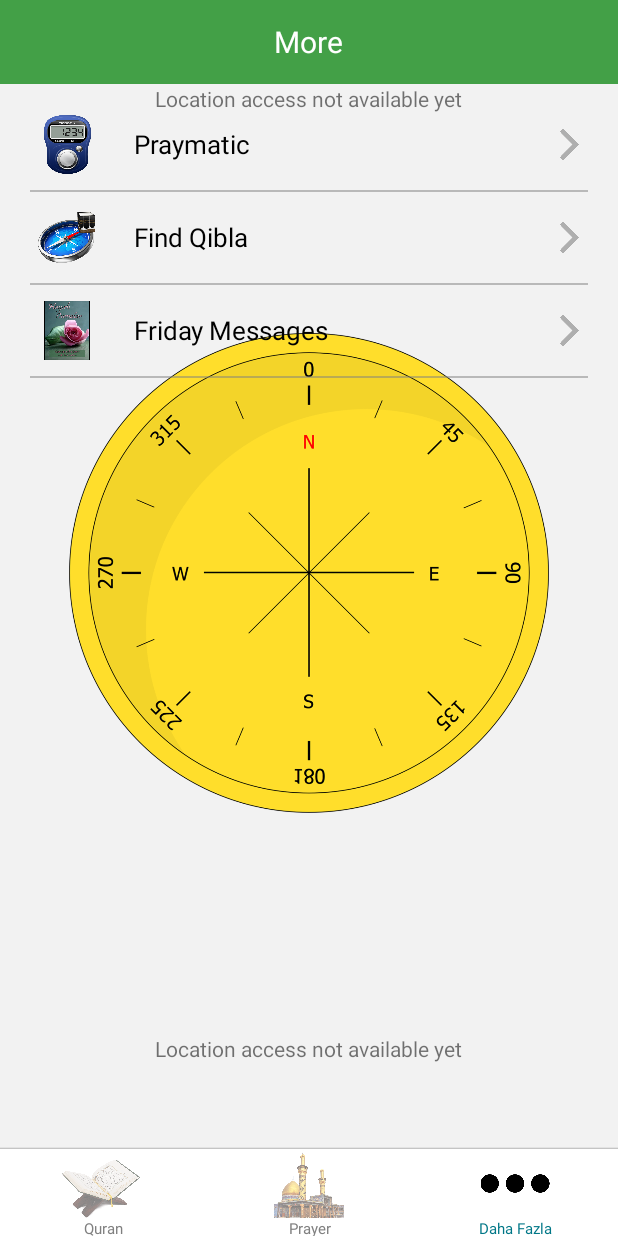
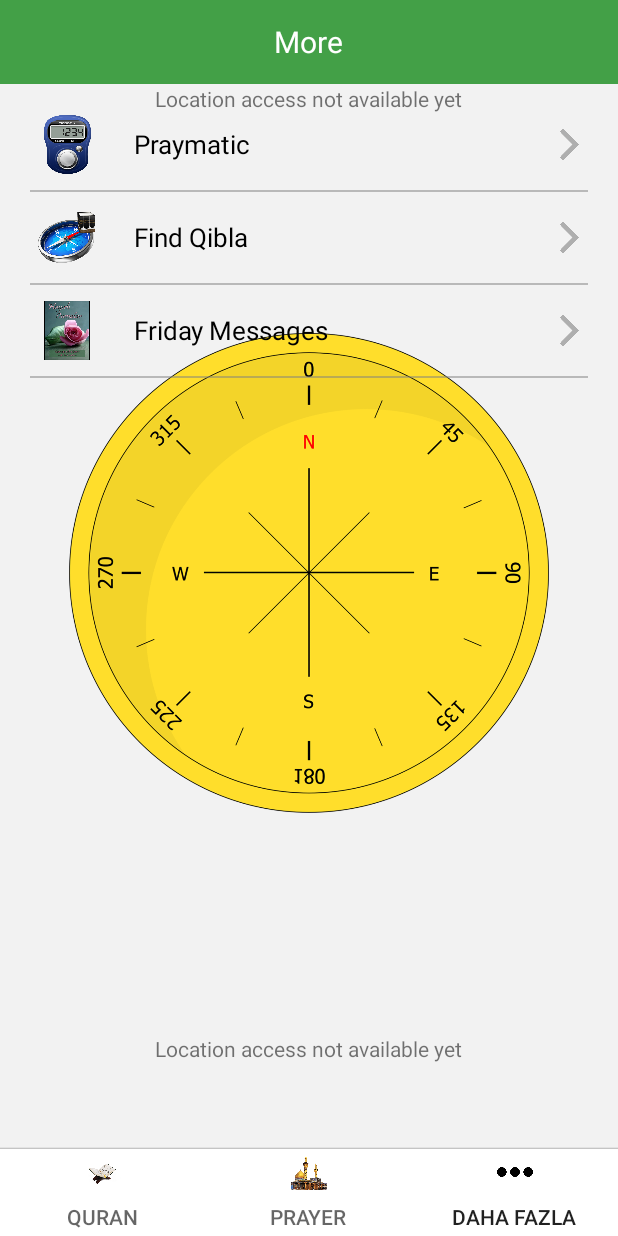
Before and after one commit to devlerLigi/KuranEzan, an Android app: the fragment KibleBulFragment placed in its activity, item 3 of the bottom bar chosen, on a phone screen of 412 x 824 dp. Run offline under Robolectric (Android 15) with nearby library versions, the phone set to English and light mode, and no system bars; our stand-ins replace ButterKnife; libraries missing offline, so code that uses them is left out: com.crashlytics.android, fr.castorflex.android, io.fabric.sdk; plain views replace SmoothProgressBar; pictures from the network do not load; Roboto replaces fonts that are not available here; 1 statement that could not run was skipped.

Commit message:
kible bul devam ediyor.

```diff
--- a/app/src/main/java/com/uren/kuranezan/MainActivity.java
+++ b/app/src/main/java/com/uren/kuranezan/MainActivity.java
@@ -1,6 +1,7 @@
 package com.uren.kuranezan;
 
 import android.content.SharedPreferences;
+import android.graphics.PorterDuff;
 import android.support.design.widget.TabLayout;
 import android.support.v4.app.Fragment;
 import android.support.v4.app.FragmentActivity;
@@ -143,8 +144,14 @@ public class MainActivity extends FragmentActivity
             for (int i = 0; i < TABS.length; i++) {
                 bottomTabLayout.addTab(bottomTabLayout.newTab());
                 TabLayout.Tab tab = bottomTabLayout.getTabAt(i);
-                if (tab != null)
-                    tab.setCustomView(getTabView(i));
+
+                if(tab != null) {
+                    tab.setIcon(mTabIconsSelected[i]);
+                    tab.setText(TABS[i]);
+                }
+
+                /*if (tab != null)
+                    tab.setCustomView(getTabView(i));*/
             }
         }
 
@@ -183,14 +190,15 @@ public class MainActivity extends FragmentActivity
 
         for (int i = 0; i < TABS.length; i++) {
             TabLayout.Tab selectedTab = bottomTabLayout.getTabAt(i);
-            View customView = selectedTab.getCustomView();
+
+            /*View customView = selectedTab.getCustomView();
             TextView tabDescription = (TextView) customView.findViewById(R.id.tabDesc);
 
             if (position != i) {
                 tabDescription.setTextColor(getResources().getColor(R.color.gray));
             } else {
                 tabDescription.setTextColor(getResources().getColor(R.color.fab_color_pressed));
-            }
+            }*/
         }
 
     }
--- a/app/src/main/java/com/uren/kuranezan/MainFragments/TabDiger/SubFragments/CumaMesajlariFragment.java
+++ b/app/src/main/java/com/uren/kuranezan/MainFragments/TabDiger/SubFragments/CumaMesajlariFragment.java
@@ -4,6 +4,7 @@ import android.os.Bundle;
 import android.view.LayoutInflater;
 import android.view.View;
 import android.view.ViewGroup;
+import android.widget.ImageView;
 import android.widget.TextView;
 
 import com.uren.kuranezan.MainFragments.BaseFragment;
@@ -22,7 +23,7 @@ public class CumaMesajlariFragment extends BaseFragment
     @BindView(R.id.txtToolbarTitle)
     TextView txtToolbarTitle;
     @BindView(R.id.imgLeft)
-    ClickableImageView imgBack;
+    ImageView imgBack;
 
 
     @Override
--- a/app/src/main/java/com/uren/kuranezan/MainFragments/TabDiger/SubFragments/KibleBulFragment.java
+++ b/app/src/main/java/com/uren/kuranezan/MainFragments/TabDiger/SubFragments/KibleBulFragment.java
@@ -44,17 +44,21 @@ public class KibleBulFragment extends BaseFragment
     View mView;
 
     private Compass compass;
-    // private ImageView arrowView;
-    private ImageView arrowViewQiblat;
-    private ImageView imageDial;
-    private TextView text_atas;
-    private TextView text_bawah;
+
+    @BindView(R.id.main_image_qiblat)
+    ImageView arrowViewQiblat;
+    @BindView(R.id.main_image_dial)
+    ImageView imageDial;
+    @BindView(R.id.teks_atas)
+    TextView text_atas;
+    @BindView(R.id.teks_bawah)
+    TextView text_bawah;
+
     public Menu menu;
     public MenuItem item;
     private float currentAzimuth;
     SharedPreferences prefs;
     GPSTracker gps;
-
 
     @Override
     public void onCreate(Bundle savedInstanceState) {
@@ -72,6 +76,15 @@ public class KibleBulFragment extends BaseFragment
         }
 
         return mView;
+    }
+
+    private void init() {
+        prefs = getContext().getSharedPreferences("", MODE_PRIVATE);
+        gps = new GPSTracker(getContext());
+        getActivity().getWindow().addFlags(WindowManager.LayoutParams.FLAG_KEEP_SCREEN_ON);
+        arrowViewQiblat.setVisibility(INVISIBLE);
+        arrowViewQiblat.setVisibility(View.GONE);
+        setupCompass();
     }
 
     @Override
@@ -114,10 +127,12 @@ public class KibleBulFragment extends BaseFragment
         } else {
             text_atas.setText(getResources().getString(R.string.msg_permission_not_granted_yet));
             text_bawah.setText(getResources().getString(R.string.msg_permission_not_granted_yet));
+
             if (Build.VERSION.SDK_INT >= Build.VERSION_CODES.M) {
-                requestPermissions(
+                requestPermissions(new String[]{Manifest.permission.ACCESS_FINE_LOCATION},1);
+                /*requestPermissions(
                         new String[]{Manifest.permission.ACCESS_FINE_LOCATION, Manifest.permission.ACCESS_COARSE_LOCATION},
-                        1);
+                        1);*/
             }
         }
 
@@ -196,7 +211,7 @@ public class KibleBulFragment extends BaseFragment
 
                 } else {
                     Toast.makeText(getContext(), getResources().getString(R.string.toast_permission_required), Toast.LENGTH_LONG).show();
-                    getActivity().onBackPressed();
+                    //getActivity().onBackPressed();
                 }
                 return;
             }
@@ -325,23 +340,6 @@ public class KibleBulFragment extends BaseFragment
         }
     }
 
-    private void init() {
-        prefs = getContext().getSharedPreferences("", MODE_PRIVATE);
-        gps = new GPSTracker(getContext());
-        getActivity().getWindow().addFlags(WindowManager.LayoutParams.FLAG_KEEP_SCREEN_ON);
-        //////////////////////////////////////////
-        arrowViewQiblat = (ImageView) mView.findViewById(R.id.main_image_qiblat);
-        imageDial = (ImageView) mView.findViewById(R.id.main_image_dial);
-        text_atas = (TextView) mView.findViewById(R.id.teks_atas);
-        text_bawah = (TextView) mView.findViewById(R.id.teks_bawah);
-
-        //////////////////////////////////////////
-        arrowViewQiblat.setVisibility(INVISIBLE);
-        arrowViewQiblat.setVisibility(View.GONE);
-
-        setupCompass();
-    }
-
     @Override
     public void onClick(View view) {
 
--- a/app/src/main/java/com/uren/kuranezan/MainFragments/TabDiger/SubFragments/MyDhikrsFragment.java
+++ b/app/src/main/java/com/uren/kuranezan/MainFragments/TabDiger/SubFragments/MyDhikrsFragment.java
@@ -7,6 +7,7 @@ import android.support.v7.widget.RecyclerView;
 import android.view.LayoutInflater;
 import android.view.View;
 import android.view.ViewGroup;
+import android.widget.ImageView;
 import android.widget.TextView;
 
 import com.google.android.gms.ads.AdView;
@@ -37,7 +38,7 @@ public class MyDhikrsFragment extends BaseFragment {
     @BindView(R.id.recyclerView)
     RecyclerView recyclerView;
     @BindView(R.id.imgLeft)
-    ClickableImageView imgLeft;
+    ImageView imgLeft;
     @BindView(R.id.txtToolbarTitle)
     TextView txtToolbarTitle;
 
--- a/app/src/main/java/com/uren/kuranezan/MainFragments/TabKuran/SubFragments/OptionsFragment.java
+++ b/app/src/main/java/com/uren/kuranezan/MainFragments/TabKuran/SubFragments/OptionsFragment.java
@@ -14,6 +14,7 @@ import android.view.Window;
 import android.widget.Button;
 import android.widget.CheckBox;
 import android.widget.CompoundButton;
+import android.widget.ImageView;
 import android.widget.LinearLayout;
 import android.widget.ProgressBar;
 import android.widget.RadioButton;
@@ -66,7 +67,7 @@ public class OptionsFragment extends BaseFragment
     @BindView(R.id.txtToolbarTitle)
     TextView txtToolbarTitle;
     @BindView(R.id.imgLeft)
-    ClickableImageView imgBack;
+    ImageView imgBack;
 
     @BindView(R.id.chkShowTransliteration)
     CheckBox chkShowTransliteration;
--- a/app/src/main/java/com/uren/kuranezan/MainFragments/TabKuran/SubFragments/SureDetayFragment.java
+++ b/app/src/main/java/com/uren/kuranezan/MainFragments/TabKuran/SubFragments/SureDetayFragment.java
@@ -7,6 +7,7 @@ import android.support.v7.widget.Toolbar;
 import android.view.LayoutInflater;
 import android.view.View;
 import android.view.ViewGroup;
+import android.widget.ImageView;
 import android.widget.TextView;
 
 import com.uren.kuranezan.Interfaces.OptionsCallback;
@@ -42,7 +43,7 @@ public class SureDetayFragment extends BaseFragment
     @BindView(R.id.txtToolbarTitle)
     TextView txtToolbarTitle;
     @BindView(R.id.imgLeft)
-    ClickableImageView imgBack;
+    ImageView imgBack;
     @BindView(R.id.imgRight)
     ClickableImageView imgOptions;
     @BindView(R.id.recyclerView)
--- a/app/src/main/java/com/uren/kuranezan/Utils/Utils.java
+++ b/app/src/main/java/com/uren/kuranezan/Utils/Utils.java
@@ -80,9 +80,14 @@ public class Utils {
         Bitmap state_normal_bitmap = ((BitmapDrawable) state_normal).getBitmap();
 
         // Setting alpha directly just didn't work, so we draw a new bitmap!
-        Bitmap disabledBitmap = Bitmap.createBitmap(
-                state_normal.getIntrinsicWidth(),
-                state_normal.getIntrinsicHeight(), Bitmap.Config.ARGB_8888);
+        Bitmap disabledBitmap = null;
+        try {
+            disabledBitmap = Bitmap.createBitmap(
+                    state_normal.getIntrinsicWidth(),
+                    state_normal.getIntrinsicHeight(), Bitmap.Config.ARGB_8888);
+        } catch (Exception e) {
+            e.printStackTrace();
+        }
         Canvas canvas = new Canvas(disabledBitmap);
 
         Paint paint = new Paint();
--- a/app/src/main/res/layout/common_toolbar_layout.xml
+++ b/app/src/main/res/layout/common_toolbar_layout.xml
@@ -35,7 +35,15 @@
             android:layout_weight="1"
             android:gravity="center">
 
-            <com.uren.kuranezan.Utils.ClickableImage.ClickableImageView
+            <!--<com.uren.kuranezan.Utils.ClickableImage.ClickableImageView
+                android:id="@+id/imgLeft"
+                android:layout_width="match_parent"
+                android:layout_height="match_parent"
+                android:padding="8dp"
+                android:src="@drawable/icon_back_white"
+                android:visibility="gone" />-->
+
+            <ImageView
                 android:id="@+id/imgLeft"
                 android:layout_width="match_parent"
                 android:layout_height="match_parent"
```
